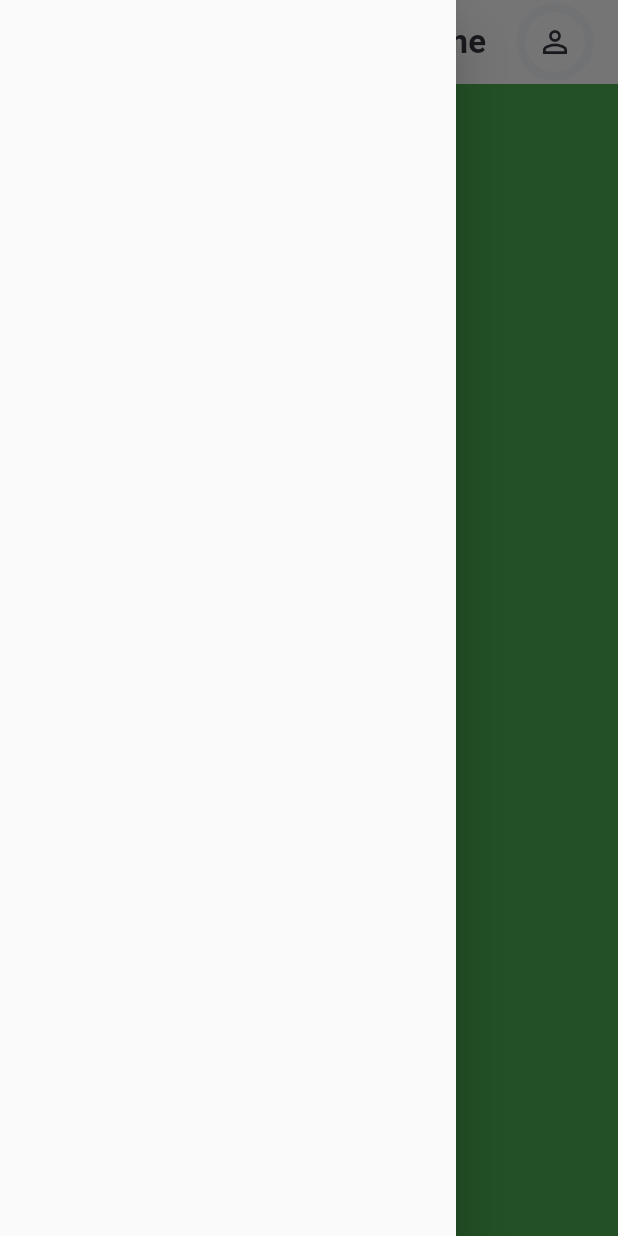
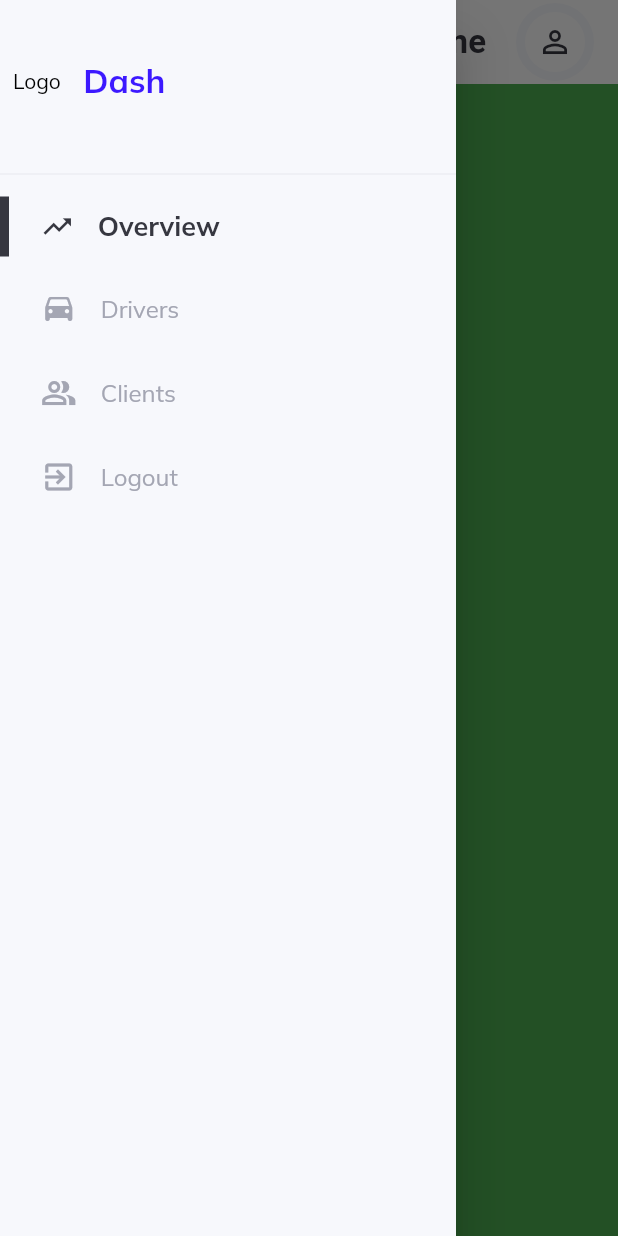
Before and after one commit to Leman316/Flutter_web_project, a Flutter app: the screen it shows after launch, with the side drawer open, on a phone screen of 412 x 824 dp. Run offline on Flutter 3.47's test engine with Material 2 defaults, Android fonts, the light colour scheme and no system bars; our stand-ins replace get, google_fonts.

Commit message:
Side Menu/Drawer done

```diff
--- a/lib/layout.dart
+++ b/lib/layout.dart
@@ -2,6 +2,7 @@ import 'package:flutter/material.dart';
 import 'package:get/get.dart';
 import 'package:web_project/helpers/responsiveness.dart';
 import 'package:web_project/widgets/large_screen.dart';
+import 'package:web_project/widgets/side_menu.dart';
 import 'package:web_project/widgets/small_screen.dart';
 import 'package:web_project/widgets/top_nav.dart';
 
@@ -14,7 +15,9 @@ class SiteLayout extends StatelessWidget {
     return Scaffold(
       key: scaffoldKey,
       appBar: topNavigationBar(context, scaffoldKey),
-      drawer: Drawer(),
+      drawer: Drawer(
+        child: SideMenu(),
+      ),
       body: Responsiveness(
         largeScreen: LargeScreen(),
         smallScreen: SmallScreen(),
--- /dev/null
+++ b/lib/widgets/horizontal_menu_item.dart
@@ -0,0 +1,70 @@
+import 'package:flutter/material.dart';
+import 'package:get/get.dart';
+import 'package:web_project/constants/controllers.dart';
+import 'package:web_project/constants/style.dart';
+import 'package:web_project/controllers/menuController.dart';
+import 'package:web_project/widgets/custom_text.dart';
+
+class HorizontalMenuItem extends StatelessWidget {
+  final String itemname;
+  final Function onTap;
+  const HorizontalMenuItem({Key key, this.itemname, this.onTap})
+      : super(key: key);
+
+  @override
+  Widget build(BuildContext context) {
+    double _width = MediaQuery.of(context).size.width;
+
+    return InkWell(
+      onTap: onTap,
+      onHover: (value) {
+        value
+            ? menuController.onHover(itemname)
+            : menuController.onHover('not Hovering');
+      },
+      child: Obx(() => Container(
+            color: menuController.isHovering(itemname)
+                ? lightgrey.withOpacity(.1)
+                : Colors.transparent,
+            child: Row(
+              children: <Widget>[
+                Visibility(
+                  child: Container(
+                    width: 6,
+                    height: 40,
+                    color: dark,
+                  ),
+                  visible: menuController.isHovering(itemname) ||
+                      menuController.isActive(itemname),
+                  maintainSize: true,
+                  maintainState: true,
+                  maintainAnimation: true,
+                ),
+                SizedBox(
+                  width: _width / 80,
+                ),
+                Padding(
+                  padding: const EdgeInsets.all(16),
+                  child: menuController.returnIconFor(itemname),
+                ),
+                if (!menuController.isActive(itemname))
+                  Flexible(
+                      child: CustomText(
+                    text: itemname,
+                    color:
+                        menuController.isHovering(itemname) ? dark : lightgrey,
+                  ))
+                else
+                  Flexible(
+                      child: CustomText(
+                    text: itemname,
+                    color: dark,
+                    size: 18,
+                    weight: FontWeight.bold,
+                  ))
+              ],
+            ),
+          )),
+    );
+  }
+}
--- a/lib/widgets/large_screen.dart
+++ b/lib/widgets/large_screen.dart
@@ -1,4 +1,5 @@
 import 'package:flutter/material.dart';
+import 'package:web_project/widgets/side_menu.dart';
 
 class LargeScreen extends StatelessWidget {
   const LargeScreen({Key key}) : super(key: key);
@@ -7,10 +8,7 @@ class LargeScreen extends StatelessWidget {
   Widget build(BuildContext context) {
     return Row(
       children: [
-        Expanded(
-            child: Container(
-          color: Colors.red,
-        )),
+        Expanded(child: SideMenu()),
         Expanded(
             flex: 5,
             child: Container(
--- /dev/null
+++ b/lib/widgets/side_menu.dart
@@ -0,0 +1,81 @@
+import 'package:flutter/material.dart';
+import 'package:get/get.dart';
+import 'package:web_project/constants/controllers.dart';
+import 'package:web_project/constants/style.dart';
+import 'package:web_project/helpers/responsiveness.dart';
+import 'package:web_project/routing/routes.dart';
+import 'package:web_project/widgets/custom_text.dart';
+import 'package:web_project/widgets/side_menuitem.dart';
+
+class SideMenu extends StatelessWidget {
+  const SideMenu({Key key}) : super(key: key);
+
+  @override
+  Widget build(BuildContext context) {
+    double _width = MediaQuery.of(context).size.width;
+    return Container(
+      color: light,
+      child: ListView(
+        children: <Widget>[
+          if (Responsiveness.isSmallScreen(context))
+            Column(
+              mainAxisSize: MainAxisSize.min,
+              children: <Widget>[
+                SizedBox(
+                  height: 40,
+                ),
+                Row(
+                  children: <Widget>[
+                    SizedBox(
+                      width: _width / 48,
+                    ),
+                    Padding(
+                      padding: EdgeInsets.only(right: 15),
+                      child: Text('Logo'),
+                    ),
+                    Flexible(
+                        child: CustomText(
+                      text: "Dash",
+                      size: 22,
+                      weight: FontWeight.bold,
+                      color: active,
+                    )),
+                    SizedBox(
+                      width: _width / 48,
+                    ),
+                  ],
+                ),
+              ],
+            ),
+          SizedBox(
+            height: 40,
+          ),
+          Divider(
+            color: lightgrey.withOpacity(.2),
+          ),
+          Column(
+            mainAxisSize: MainAxisSize.min,
+            children: sideMenuItems
+                .map((itemname) => SideMenuItem(
+                      itemname: itemname == AuthenticationPageRoute
+                          ? "Logout"
+                          : itemname,
+                      onTap: () {
+                        if (itemname == AuthenticationPageRoute) {
+                          ////////////////////
+                        }
+                        if (!menuController.isActive(itemname)) {
+                          menuController.changeActiveItemTo(itemname);
+                          if (Responsiveness.isSmallScreen(context)) {
+                            Get.back();
+                          }
+                        }
+                      },
+                    ))
+                .toList(),
+          ),
+        ],
+      ),
+    );
+  }
+}
--- a/lib/widgets/side_menuitem.dart
+++ b/lib/widgets/side_menuitem.dart
@@ -1 +1,24 @@
 import 'package:flutter/material.dart';
+import 'package:web_project/helpers/responsiveness.dart';
+import 'package:web_project/widgets/horizontal_menu_item.dart';
+import 'package:web_project/widgets/vertical_menu_item.dart';
+
+class SideMenuItem extends StatelessWidget {
+  final String itemname;
+  final Function onTap;
+  const SideMenuItem({Key key, this.itemname, this.onTap}) : super(key: key);
+
+  @override
+  Widget build(BuildContext context) {
+    if (Responsiveness.isMediumScreen(context))
+      return VerticalMenuItem(
+        itemName: itemname,
+        onTap: onTap,
+      );
+    else
+      return HorizontalMenuItem(
+        itemname: itemname,
+        onTap: onTap,
+      );
+  }
+}
```
Also changed, not shown: lib/widgets/vertical_menu_item.dart (added, +74 -0 lines).
